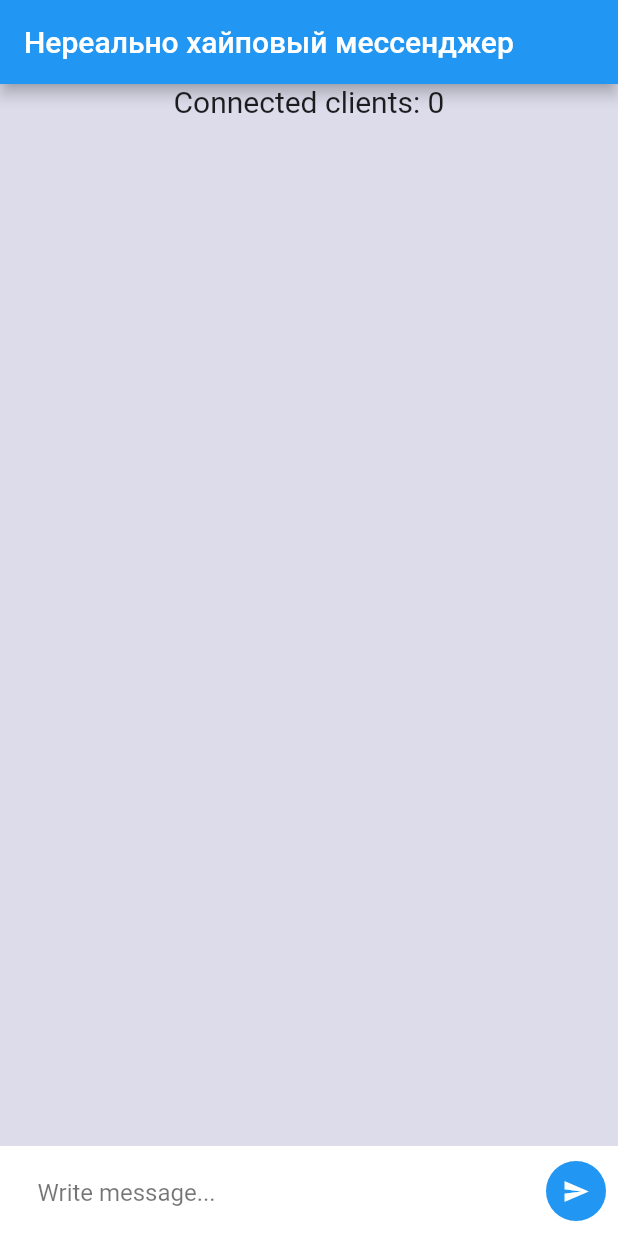
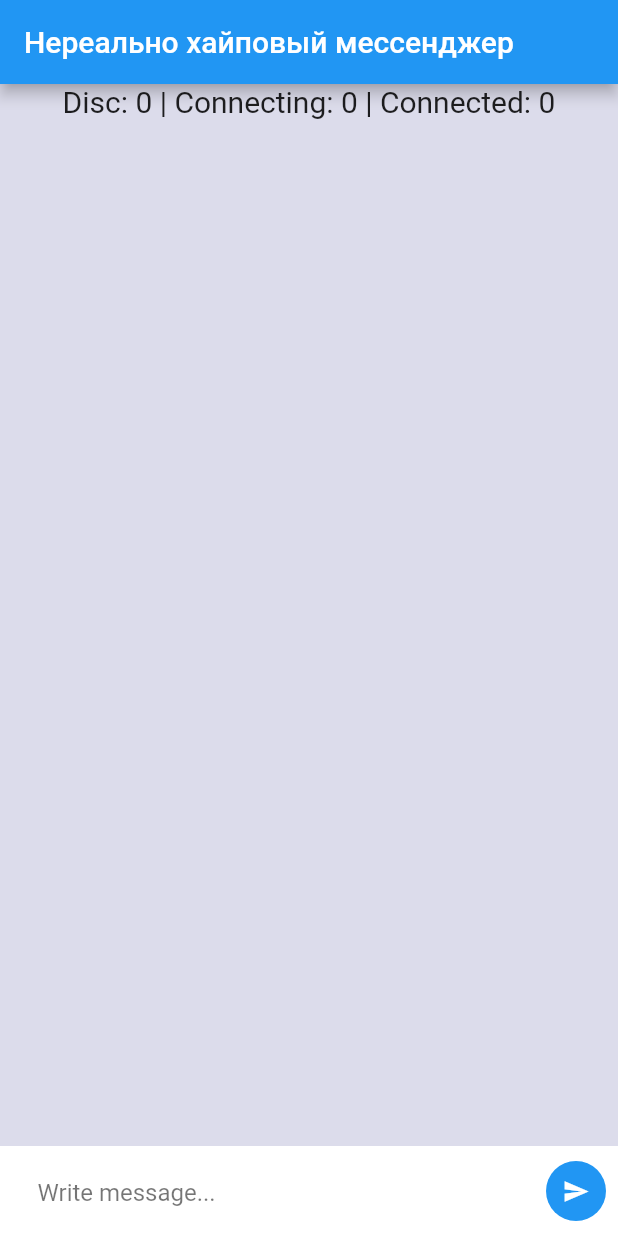
Before and after one commit to AlgebraicWolf/poc-ad-hoc-messenger, a Flutter app: the screen it shows after launch, after a tap on the "send" icon, on a phone screen of 412 x 824 dp. Run offline on Flutter 3.47's test engine with Material 2 defaults, Android fonts, the phone set to English and light mode, and no system bars; our stand-ins replace bubble, tuple; missing offline and left inert: flutter_nearby_connections.

Commit message:
Rerouting and user handles

```diff
--- a/lib/main.dart
+++ b/lib/main.dart
@@ -1,10 +1,12 @@
 import 'dart:async';
 import 'dart:convert';
 import 'dart:io';
+import 'dart:math';
 
 import 'package:flutter/material.dart';
 import 'package:bubble/bubble.dart';
 import 'package:flutter_nearby_connections/flutter_nearby_connections.dart';
+import 'package:tuple/tuple.dart';
 import 'utility/MyMessage.dart';
 
 void main() {
@@ -81,9 +83,11 @@ class _MyHomePageState extends State<MyHomePage> {
   );
 
   static const textStyle = TextStyle(fontSize: 20.0);
+  static const handleStyle = TextStyle(fontSize: 13.0, color: Colors.blueGrey);
 
   int _counter = 0;
   bool _requiresScrolling = false;
+  bool _setHandle = false;
 
   _MyHomePageState() {
     interactor.init();
@@ -106,7 +110,20 @@ class _MyHomePageState extends State<MyHomePage> {
 
   Widget _buildMessage(MyMessage msg) {
     return Bubble(
-      child: Text(msg.text, style: textStyle),
+      child: Column(
+        children: [
+          Text(
+            msg.handle,
+            style: handleStyle,
+            textAlign: msg.mine ? TextAlign.right : TextAlign.left,
+          ),
+          Text(
+            msg.text,
+            style: textStyle,
+            textAlign: msg.mine ? TextAlign.right : TextAlign.left,
+          ),
+        ],
+      ),
       style: msg.mine ? styleMe : styleSomebody,
     );
   }
@@ -114,10 +131,17 @@ class _MyHomePageState extends State<MyHomePage> {
   void _sendMessage(String str) {
     if (str.isEmpty) return;
 
+    if (!_setHandle) {
+      print("Setting handle ${str}");
+      _setHandle = true;
+      interactor.setHandle(str);
+      return;
+    }
+
     print("Sending a message: " + str);
-    MyMessage msg = MyMessage(str, true);
+    MyMessage msg = MyMessage(str, "Я", true);
     setState(() {
-      _messages.add(MyMessage(str, true));
+      _messages.add(msg);
       _requiresScrolling = true;
     });
 
@@ -157,7 +181,7 @@ class _MyHomePageState extends State<MyHomePage> {
       ),
       body: Column(children: [
         Text(
-          "Connected clients: ${interactor.connectedUsersCount.value}",
+          "Disc: ${interactor.discoveredUsersCount.value} | Connecting: ${interactor.connectingUsersCount.value} | Connected: ${interactor.connectedUsersCount.value}",
           style: textStyle,
         ),
         Expanded(
@@ -217,23 +241,63 @@ class NetworkInteractor {
   final devices = <Device>[];
   final connectedDevices = <Device>[];
   final nearbyService = NearbyService();
+  final randomNumberGenerator = Random(DateTime.now().millisecondsSinceEpoch);
+
+  // Set for storing message IDs that were already used. TODO flush old ones somehow.
+  final usedRandomIds = Set<int>();
+  // Set for storing message IDs that were already received. TODO flush old ones somehow.
+  final receivedHandlesIds = Set<Tuple2<String, int>>();
+
+  String myHandle;
+
   StreamSubscription subscription;
   StreamSubscription receivedDataSubscription;
   Function(MyMessage) messageCallback;
 
   bool isInit = false;
 
+  final discoveredUsersCount = ValueNotifier<int>(0);
+  final connectingUsersCount = ValueNotifier<int>(0);
   final connectedUsersCount = ValueNotifier<int>(0);
 
   void setMessageCallback({Function(MyMessage) callback}) {
     messageCallback = callback;
   }
 
+  void setHandle(String newHandle) {
+    myHandle = newHandle;
+  }
+
+  // Function for getting a randomId for a new message
+  int getRandomId() {
+    int n = 0;
+
+    do {
+      n = randomNumberGenerator.nextInt(1 << 32); // Generate id
+    } while (usedRandomIds.contains(n));
+
+    return n;
+  }
+
+  // Function for checking whether the message has already been received
+  bool alreadyProcessed(NetworkMessage msg) {
+    var pair = Tuple2(msg.handle, msg.randomId);
+
+    return receivedHandlesIds
+        .contains(pair); // Check that a message was not previously received
+  }
+
   void sendMessage(MyMessage msg) {
     print("Sending message to ${connectedDevices.length} devices");
+    final nm = NetworkMessage.fromMyMessage(msg, getRandomId(), myHandle);
+
+    sendNetworkMessage(nm);
+  }
+
+  void sendNetworkMessage(NetworkMessage msg) {
     connectedDevices.forEach((Device d) {
       print("Sending message ${msg.text} to ${d.deviceId}");
-      nearbyService.sendMessage(d.deviceId, msg.text);
+      nearbyService.sendMessage(d.deviceId, jsonEncode(msg));
     });
   }
 
@@ -250,7 +314,7 @@ class NetworkInteractor {
 
       await nearbyService.init(
           serviceType: "ad_hoc_msg",
-          strategy: Strategy.Wi_Fi_P2P,
+          strategy: Strategy.P2P_CLUSTER,
           callback: (isRunning) async {
             await nearbyService.stopAdvertisingPeer();
             nearbyService.startAdvertisingPeer();
@@ -285,14 +349,32 @@ class NetworkInteractor {
             .where((d) => d.state == SessionState.connected)
             .toList());
 
+        discoveredUsersCount.value = devices.length;
+        connectingUsersCount.value = devices
+            .where((d) => d.state == SessionState.connecting)
+            .toList()
+            .length;
         connectedUsersCount.value = connectedDevices.length;
+
         connectedUsersCount.notifyListeners();
+        discoveredUsersCount.notifyListeners();
+        connectingUsersCount.notifyListeners();
       });
 
       receivedDataSubscription =
           nearbyService.dataReceivedSubscription(callback: (data) {
-        print("Received message: ${jsonEncode(data)}");
-        messageCallback(MyMessage(data["message"], false));
+        NetworkMessage nm = NetworkMessage.fromJson(
+            jsonDecode(data['message'])); // Parse the message
+        print("Received message: ${jsonEncode(data)}"); // Message reception
+
+        // Check that message was not processed and it is not a message of mine
+        if (!alreadyProcessed(nm) && nm.handle != myHandle) {
+          receivedHandlesIds
+              .add(Tuple2(nm.handle, nm.randomId)); // Mark received
+
+          sendNetworkMessage(nm); // Resend this shit
+          messageCallback(MyMessage.fromNetworkMessage(nm));
+        }
       });
 
       isInit = true;
--- a/lib/utility/MyMessage.dart
+++ b/lib/utility/MyMessage.dart
@@ -1,6 +1,40 @@
+// Message class for drawing purposes
 class MyMessage {
-  bool mine;
+  bool mine; // Whether a message is mine (legacy)
+  String handle; // Sender handle (should replace boolean field)
+  String text; // Message text
+
+  MyMessage(this.text, this.handle, this.mine);
+
+  MyMessage.fromNetworkMessage(NetworkMessage nm)
+      : mine = false,
+        handle = nm.handle,
+        text = nm.text;
+}
+
+// TODO unify these two classes
+
+// Network representation of a message
+class NetworkMessage {
+  String handle;
+  int randomId;
   String text;
+  // TODO Maybe insert time for rendering as well
+  NetworkMessage(this.handle, this.randomId, this.text);
 
-  MyMessage(this.text, this.mine);
+  NetworkMessage.fromMyMessage(MyMessage msg, int randomId, String handle)
+      : handle = handle,
+        randomId = randomId,
+        text = msg.text;
+
+  NetworkMessage.fromJson(Map<String, dynamic> json)
+      : handle = json['handle'],
+        randomId = json['randomId'],
+        text = json['text'];
+
+  Map<String, dynamic> toJson() => {
+        'handle': handle,
+        'randomId': randomId,
+        'text': text,
+      };
 }
--- a/pubspec.yaml
+++ b/pubspec.yaml
@@ -27,6 +27,7 @@ dependencies:
 
   bubble: ^1.2.1
   flutter_nearby_connections: ^1.0.10
+  tuple: ^2.0.0
 
 
   # The following adds the Cupertino Icons font to your application.
```
Also changed, not shown: pubspec.lock.
